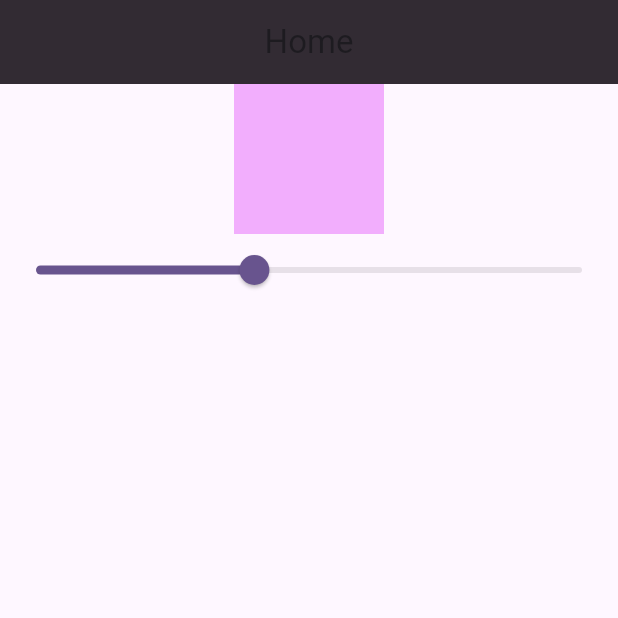
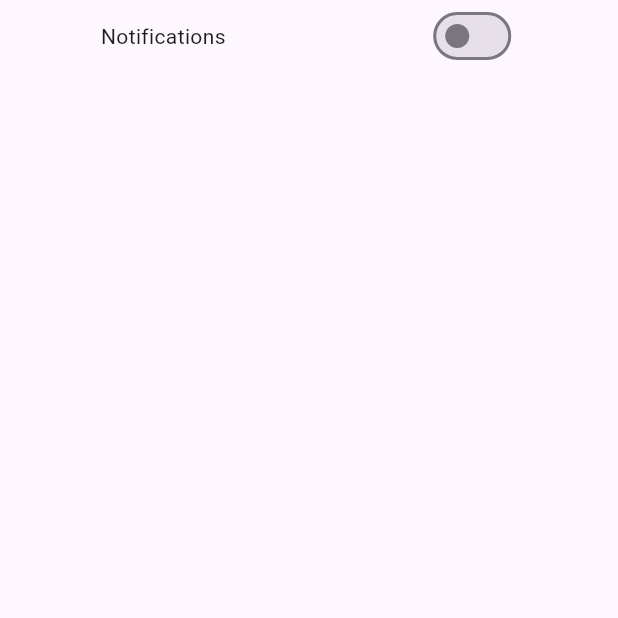
Before and after one commit to saurabh0687/music_duniya, a Flutter app: the screen it shows after launch, on a phone screen of 412 x 824 dp, the top half of it. Run offline on Flutter 3.47's test engine with Material 2 defaults, Android fonts, the phone set to English and light mode, and no system bars; our stand-ins replace get.

Commit message:
using switch with getx

```diff
--- a/lib/controller/Controller.dart
+++ b/lib/controller/Controller.dart
@@ -1,9 +1,9 @@
 import 'package:get/get.dart';
 
 class ExampleController extends GetxController{
-RxDouble Opacity=0.4.obs;
-SetOpacity(double value){
-  Opacity.value=value;
+RxBool notifications=false.obs;
+SetNotifications(bool value){
+  notifications.value=value;
 
 }
 
--- a/lib/home_screen.dart
+++ b/lib/home_screen.dart
@@ -17,27 +17,19 @@ class _HomeScreenState extends State<HomeScreen> {
   @override
   Widget build(BuildContext context) {
     return Scaffold(
-      appBar: AppBar(
-   backgroundColor: Color.fromARGB(255, 50, 43, 51),
-        title: Center(child: Text("Home")),
 
-      ),
-      body:Column(
+
+      body:Row(
+        mainAxisAlignment: MainAxisAlignment.spaceAround,
         children: [
-         Obx(() =>Container(
-              height: 100,
-              width: 100,
-              color: Colors.purpleAccent.withOpacity(_exampleController.Opacity.value),
-            ),
-          ),
-        Obx(() =>
-            Slider(value: _exampleController.Opacity.value, onChanged: (value) {
-               _exampleController.SetOpacity(value);
+        Text("Notifications"),
+       Obx(() => Switch(value: _exampleController.notifications.value, onChanged:(value) {
+           _exampleController.notifications.value=!_exampleController.notifications.value;
 
-            },),
-          )
-        ],
-      )
+          },),
+        )
+
+      ],)
     );
   }
 }
```
